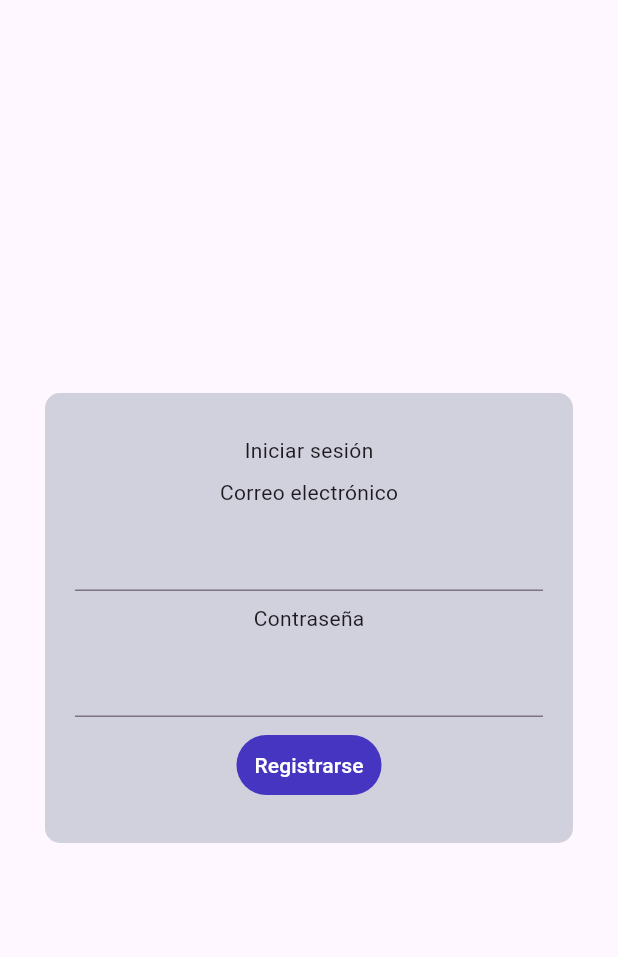
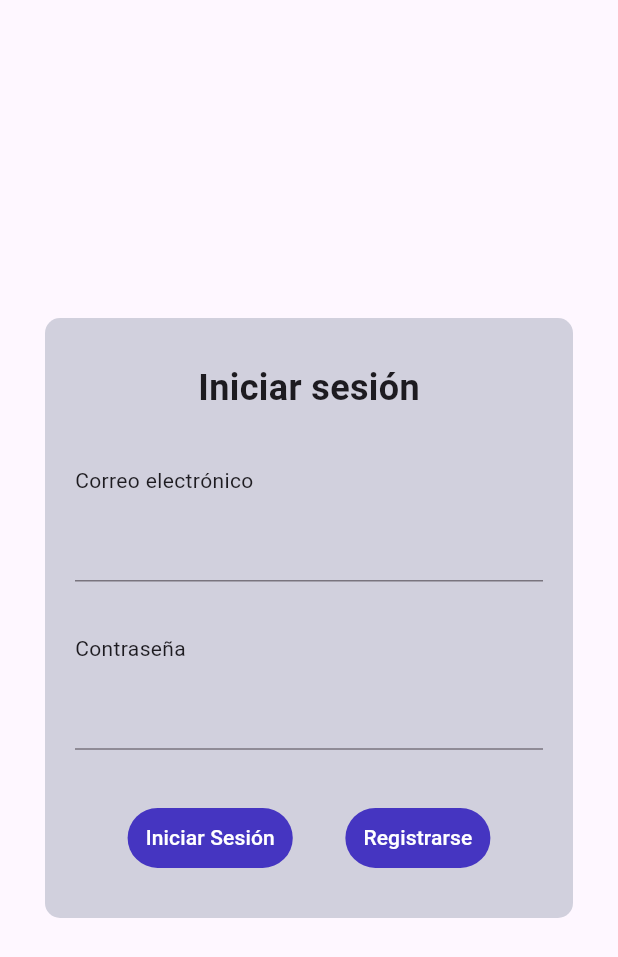
Before and after one commit to dandresrp/login, a Flutter app: the screen it shows after launch, on a phone screen of 412 x 824 dp. Shown: the top 957 px of the screen. Run offline on Flutter 3.47's test engine with Material 3 defaults, Android fonts, the phone set to English and light mode, and no system bars.

Commit message:
Agregar boton de iniciar sesión (no funcional)

```diff
--- a/lib/iniciar_sesion.dart
+++ b/lib/iniciar_sesion.dart
@@ -14,12 +14,24 @@ class InicioSesion extends StatelessWidget {
           ),
           margin: EdgeInsets.all(30),
           padding: EdgeInsets.all(20),
-          height: 300,
+          height: 400,
           child: Column(
             mainAxisAlignment: MainAxisAlignment.spaceEvenly,
             children: [
-              Text('Iniciar sesión'),
+              Text(
+                'Iniciar sesión',
+                style: TextStyle(
+                  fontSize: 24.0,
+                  fontWeight: FontWeight.bold
+                ),
+              ),
+              Divider(color: Colors.transparent,),
+              Row(
+                mainAxisAlignment: MainAxisAlignment.start,
+                children: const [
                   Text('Correo electrónico'),
+                ],
+              ),
               Form(
                 child: Column(
                   children: [
@@ -27,13 +39,35 @@ class InicioSesion extends StatelessWidget {
                   ],
                 )
               ),
+              Divider(color: Colors.transparent,),
+              Row(
+                mainAxisAlignment: MainAxisAlignment.start,
+                children: const [
                   Text('Contraseña'),
+                ],
+              ),
               Form(
                 child: Column(
                   children: [
                     TextFormField()
                   ],
                 )
+              ),
+              Divider(color: Colors.transparent,),
+              Row(
+                mainAxisAlignment: MainAxisAlignment.spaceEvenly,
+                children: [
+                  TextButton(
+                    onPressed: () {
+                      Navigator.of(context).pushNamed('registro');
+                    },
+                    style: TextButton.styleFrom(backgroundColor: Color.fromRGBO(69, 53, 193,1)),
+                    child: Text(
+                      'Iniciar Sesión',
+                      style: TextStyle(
+                        color: Colors.white
+                      ),
+                    ),
                   ),
                   TextButton(
                     onPressed: () {
@@ -48,6 +82,8 @@ class InicioSesion extends StatelessWidget {
                     ),
                   ),
                 ],
+              )
+            ],
           ),
         ),
       ),
```
Lines whose indentation alone changed are shown as unchanged.
